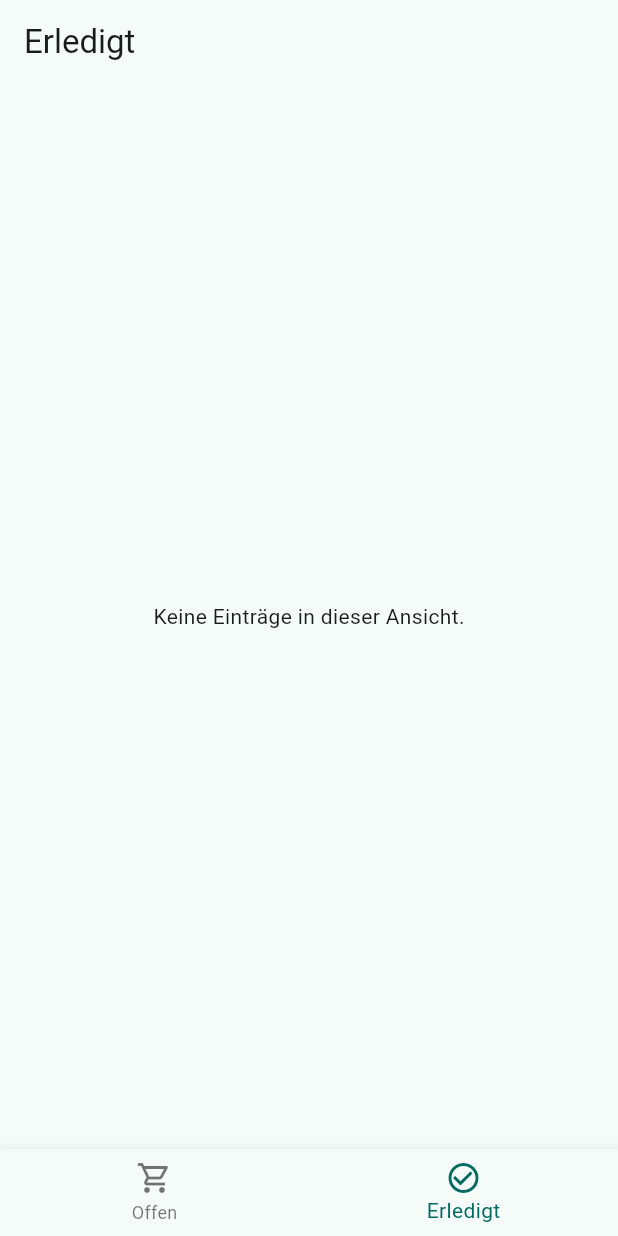
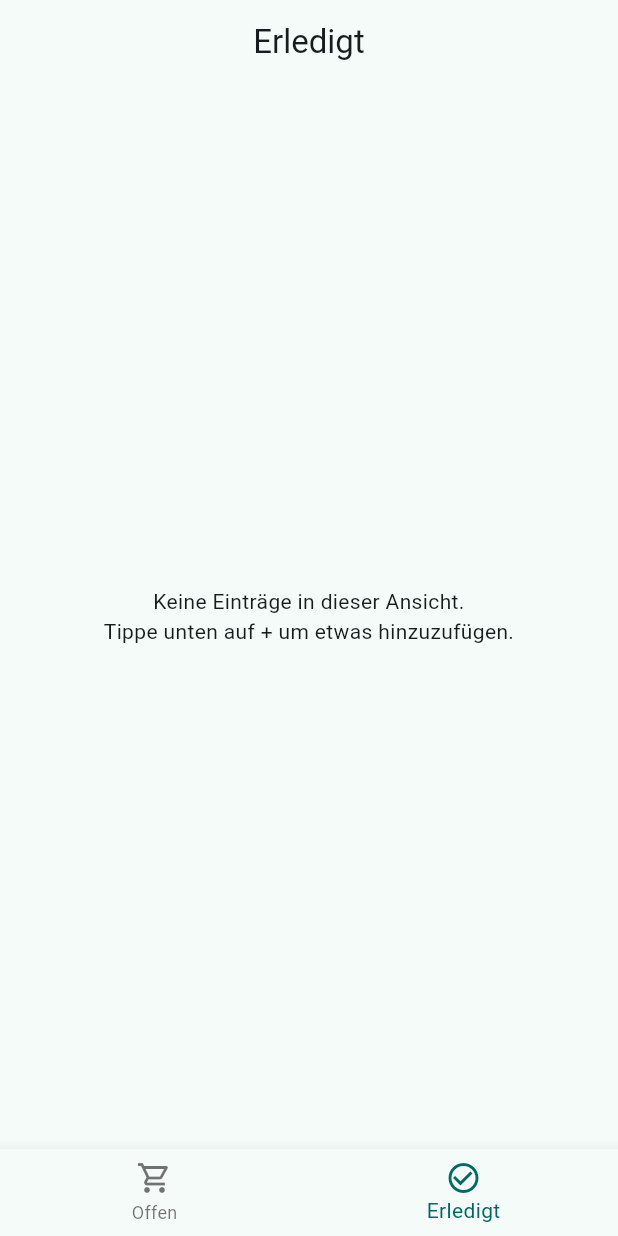
Before and after one commit to mel15g/shopping_list_app, a Flutter app: the screen it shows after launch, item 2 of the bottom bar chosen, on a phone screen of 412 x 824 dp. Run offline on Flutter 3.47's test engine with Material 3 defaults, Android fonts, the phone set to English and light mode, and no system bars.

Commit message:
UI verbessert: AppBar, Hintergrund und Bottom-Navigation optimiert

```diff
--- a/lib/screens/home_screen.dart
+++ b/lib/screens/home_screen.dart
@@ -59,19 +59,28 @@ class _HomeScreenState extends State<HomeScreen> {
     final shownItems = _index == 0 ? openItems : doneItems;
 
     return Scaffold(
-      appBar: AppBar(title: Text(title)),
+      backgroundColor: Theme.of(context).colorScheme.surface,
+
+      appBar: AppBar(
+        title: Text(title),
+        centerTitle: true,
+      ),
+
       body: ListScreen(
         entries: shownItems,
         onToggleDone: _toggleDone,
         onRemove: _removeEntry,
       ),
+
       floatingActionButton: _index == 0
           ? FloatingActionButton(
               onPressed: _openAddItem,
               child: const Icon(Icons.add),
             )
           : null,
+
       bottomNavigationBar: BottomNavigationBar(
+        type: BottomNavigationBarType.fixed,
         currentIndex: _index,
         onTap: (i) => setState(() => _index = i),
         items: const [
--- a/lib/screens/list_screen.dart
+++ b/lib/screens/list_screen.dart
@@ -1,6 +1,5 @@
 import 'package:flutter/material.dart';
 import '../models/list_entry.dart';
-
 
 class ListScreen extends StatelessWidget {
   final List<ListEntry> entries;
@@ -18,24 +17,46 @@ class ListScreen extends StatelessWidget {
   Widget build(BuildContext context) {
     if (entries.isEmpty) {
       return const Center(
-        child: Text('Keine Einträge in dieser Ansicht.'),
+        child: Padding(
+          padding: EdgeInsets.all(24),
+          child: Text(
+            'Keine Einträge in dieser Ansicht.\nTippe unten auf + um etwas hinzuzufügen.',
+            textAlign: TextAlign.center,
+          ),
+        ),
       );
     }
 
     return ListView.builder(
+      padding: const EdgeInsets.only(top: 8, bottom: 80),
       itemCount: entries.length,
       itemBuilder: (context, i) {
         final e = entries[i];
 
-        return ListTile(
+        return Card(
+          margin: const EdgeInsets.symmetric(horizontal: 12, vertical: 6),
+          elevation: 1,
+          child: ListTile(
+            contentPadding:
+                const EdgeInsets.symmetric(horizontal: 12, vertical: 6),
             leading: Checkbox(
               value: e.isDone,
               onChanged: (_) => onToggleDone(e.id),
             ),
-          title: Text('${e.title} (${e.quantity}x)'),
+            title: Text(
+              e.title,
+              style: TextStyle(
+                fontSize: 16,
+                fontWeight: FontWeight.w600,
+                decoration: e.isDone ? TextDecoration.lineThrough : null,
+              ),
+            ),
+            subtitle: Text('Menge: ${e.quantity}'),
             trailing: IconButton(
+              tooltip: 'Löschen',
               onPressed: () => onRemove(e.id),
-            icon: const Icon(Icons.delete),
+              icon: const Icon(Icons.delete_outline),
+            ),
           ),
         );
       },
```
Lines whose indentation alone changed are shown as unchanged.
